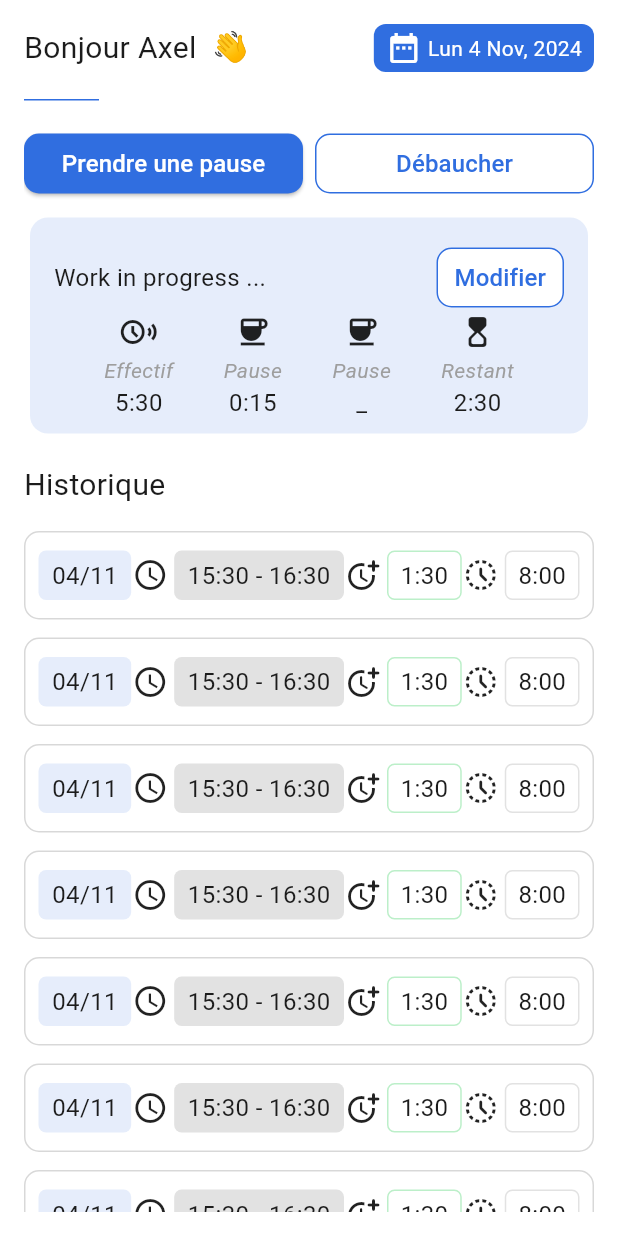
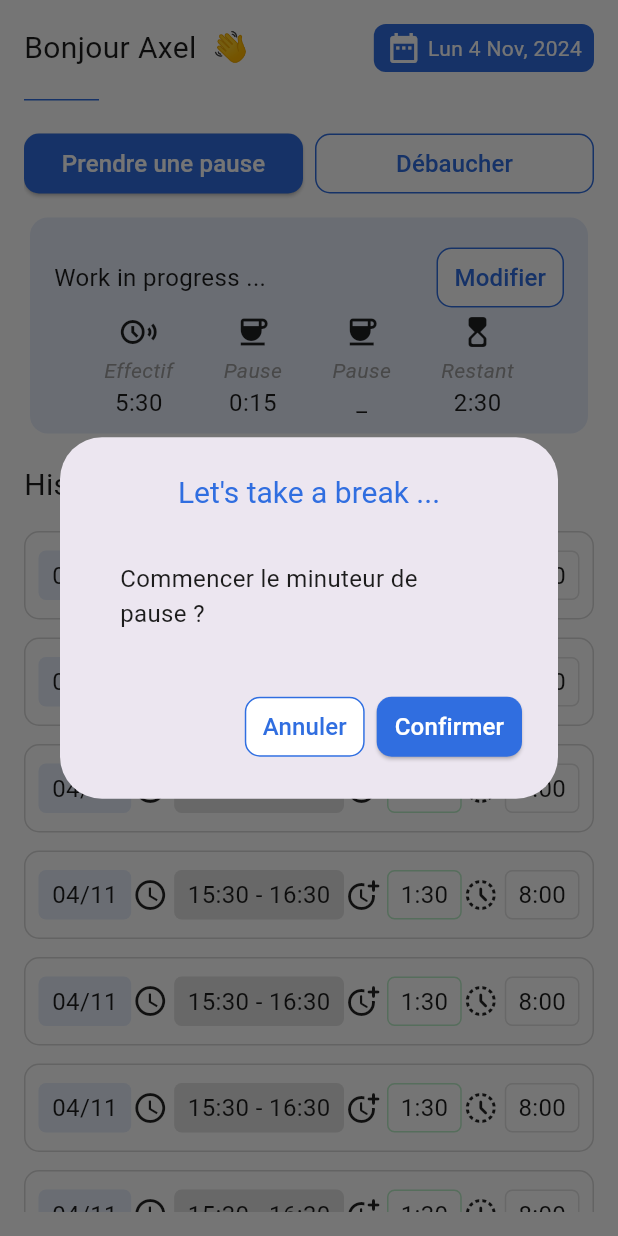
Before and after one commit to Schtroumphy/Workinax, a Flutter app: the screen it shows after launch, after a tap on "Prendre une pause", on a phone screen of 412 x 824 dp. Run offline on Flutter 3.47's test engine with Material 3 defaults, Android fonts, the phone set to English and light mode, and no system bars.

Commit message:
:lipstick: Add break dialog

```diff
--- a/lib/main.dart
+++ b/lib/main.dart
@@ -1,9 +1,9 @@
 import 'package:flutter/material.dart';
-import 'package:workinax/theme/colors.dart';
-import 'package:workinax/widgets/app_outlined_button.dart';
+import 'package:workinax/widgets/action_button_row.dart';
+import 'package:workinax/widgets/app_divider.dart';
 import 'package:workinax/widgets/app_text.dart';
+import 'package:workinax/widgets/break_dialog.dart';
 import 'package:workinax/widgets/history_row.dart';
-import 'package:workinax/widgets/rounded_button.dart';
 import 'package:workinax/widgets/rounded_card.dart';
 import 'package:workinax/widgets/today_rounded.dart';
 
@@ -42,58 +42,28 @@ class DashboardContent extends StatelessWidget {
           const Row(
             mainAxisAlignment: MainAxisAlignment.spaceBetween,
             children: [
-              AppText(
-                'Bonjour Axel  👋',
-                fontSizeType: FontSizeType.large,
-              ),
+              AppText('Bonjour Axel  👋', fontSizeType: FontSizeType.large),
               TodayRounded(),
             ],
           ),
-          const Padding(
-            padding: EdgeInsets.symmetric(vertical: 18.0),
-            child: SizedBox(
-              height: 1,
-              width: 50,
-              child: ColoredBox(
-                color: AppColor.primaryColor,
-              ),
-            ),
+          const AppDivider(),
+          ActionButtonRow(
+            onBreakClick: () => _onBreakClick(context),
           ),
-          const Row(
-            children: [
-              Expanded(
-                  child: RoundedButton(
-                label: 'Prendre une pause',
-              )),
-              SizedBox(
-                width: 8,
-              ),
-              Expanded(
-                  child: AppOutlinedButton(
-                label: 'Débaucher',
-              )),
-            ],
-          ),
-          const SizedBox(
-            height: 8,
-          ),
-          const AspectRatio(
-            aspectRatio: 10 / 4,
-            child: RoundedCard(),
-          ),
-          const SizedBox(
-            height: 16,
-          ),
-          const AppText(
-            'Historique',
-            fontSizeType: FontSizeType.large,
-          ),
-          const SizedBox(
-            height: 16,
-          ),
-          ...[for (var i = 0; i < 25; i++) const HistoryRow()],
+          const SizedBox(height: 8),
+          const AspectRatio(aspectRatio: 10 / 4, child: RoundedCard()),
+          const SizedBox(height: 16),
+          const AppText('Historique', fontSizeType: FontSizeType.large),
+          const SizedBox(height: 16),
+          ...[
+            for (var i = 0; i < 25; i++) const HistoryRow(),
+          ],
         ],
       ),
     );
   }
+
+  _onBreakClick(BuildContext context) {
+    showBreakDialog(context);
+  }
 }
--- /dev/null
+++ b/lib/widgets/action_button_row.dart
@@ -0,0 +1,29 @@
+import 'package:flutter/material.dart';
+import 'package:workinax/widgets/app_outlined_button.dart';
+import 'package:workinax/widgets/rounded_button.dart';
+
+class ActionButtonRow extends StatelessWidget {
+  const ActionButtonRow({super.key, this.onBreakClick, this.onClockOutClick});
+
+  final VoidCallback? onBreakClick;
+  final VoidCallback? onClockOutClick;
+
+  @override
+  Widget build(BuildContext context) {
+    return Row(
+      children: [
+        Expanded(
+            child: RoundedButton(
+          label: 'Prendre une pause',
+          onClick: onBreakClick,
+        )),
+        const SizedBox(width: 8),
+        Expanded(
+            child: AppOutlinedButton(
+          label: 'Débaucher',
+              onClick: onClockOutClick,
+        )),
+      ],
+    );
+  }
+}
--- /dev/null
+++ b/lib/widgets/app_divider.dart
@@ -0,0 +1,18 @@
+import 'package:flutter/material.dart';
+import 'package:workinax/theme/colors.dart';
+
+class AppDivider extends StatelessWidget {
+  const AppDivider({super.key});
+
+  @override
+  Widget build(BuildContext context) {
+    return const Padding(
+      padding: EdgeInsets.symmetric(vertical: 18.0),
+      child: SizedBox(
+        height: 1,
+        width: 50,
+        child: ColoredBox(color: AppColor.primaryColor),
+      ),
+    );
+  }
+}
--- a/lib/widgets/app_outlined_button.dart
+++ b/lib/widgets/app_outlined_button.dart
@@ -3,14 +3,15 @@ import 'package:flutter/material.dart';
 import '../theme/colors.dart';
 
 class AppOutlinedButton extends StatelessWidget {
-  const AppOutlinedButton({super.key, required this.label});
+  const AppOutlinedButton({super.key, required this.label, this.onClick});
 
   final String label;
+  final VoidCallback? onClick;
 
   @override
   Widget build(BuildContext context) {
     return OutlinedButton(
-      onPressed: () {},
+      onPressed: onClick,
       style: OutlinedButton.styleFrom(
         padding: const EdgeInsets.symmetric(horizontal: 12),
         shape: RoundedRectangleBorder(
--- /dev/null
+++ b/lib/widgets/break_dialog.dart
@@ -0,0 +1,53 @@
+import 'package:flutter/material.dart';
+import 'package:workinax/theme/colors.dart';
+import 'package:workinax/widgets/app_outlined_button.dart';
+import 'package:workinax/widgets/app_text.dart';
+import 'package:workinax/widgets/rounded_button.dart';
+
+showBreakDialog(BuildContext context) {
+  showDialog(
+    context: context,
+    builder: (_) => const BreakDialogContent(),
+  );
+}
+
+class BreakDialogContent extends StatelessWidget {
+  const BreakDialogContent({super.key});
+
+  @override
+  Widget build(BuildContext context) {
+    return AlertDialog(
+      title: const Center(
+        child: AppText(
+          "Let's take a break ...",
+          fontSizeType: FontSizeType.large,
+          color: AppColor.primaryColor,
+        ),
+      ),
+      content: const Padding(
+        padding: EdgeInsets.all(16.0),
+        child: Column(
+          mainAxisSize: MainAxisSize.min,
+          children: [
+            AppText(
+              "Commencer le minuteur de pause ?",
+              fontSizeType: FontSizeType.medium,
+            ),
+          ],
+        ),
+      ),
+      actions: [
+        AppOutlinedButton(
+          label: 'Annuler',
+          onClick: () {
+            Navigator.pop(context);
+          },
+        ),
+        RoundedButton(
+          label: 'Confirmer',
+          onClick: () {},
+        ),
+      ],
+    );
+  }
+}
--- a/lib/widgets/rounded_button.dart
+++ b/lib/widgets/rounded_button.dart
@@ -4,9 +4,10 @@ import 'package:workinax/theme/colors.dart';
 import 'package:workinax/widgets/app_text.dart';
 
 class RoundedButton extends StatelessWidget {
-  const RoundedButton({super.key, required this.label});
+  const RoundedButton({super.key, required this.label, this.onClick});
 
   final String label;
+  final VoidCallback? onClick;
 
   @override
   Widget build(BuildContext context) {
@@ -18,11 +19,11 @@ class RoundedButton extends StatelessWidget {
         ),
         backgroundColor: AppColor.primaryColor,
       ),
+      onPressed: onClick,
       child: AppText(
         label,
         color: Colors.white,
       ),
-      onPressed: () {},
     );
   }
 }
```
